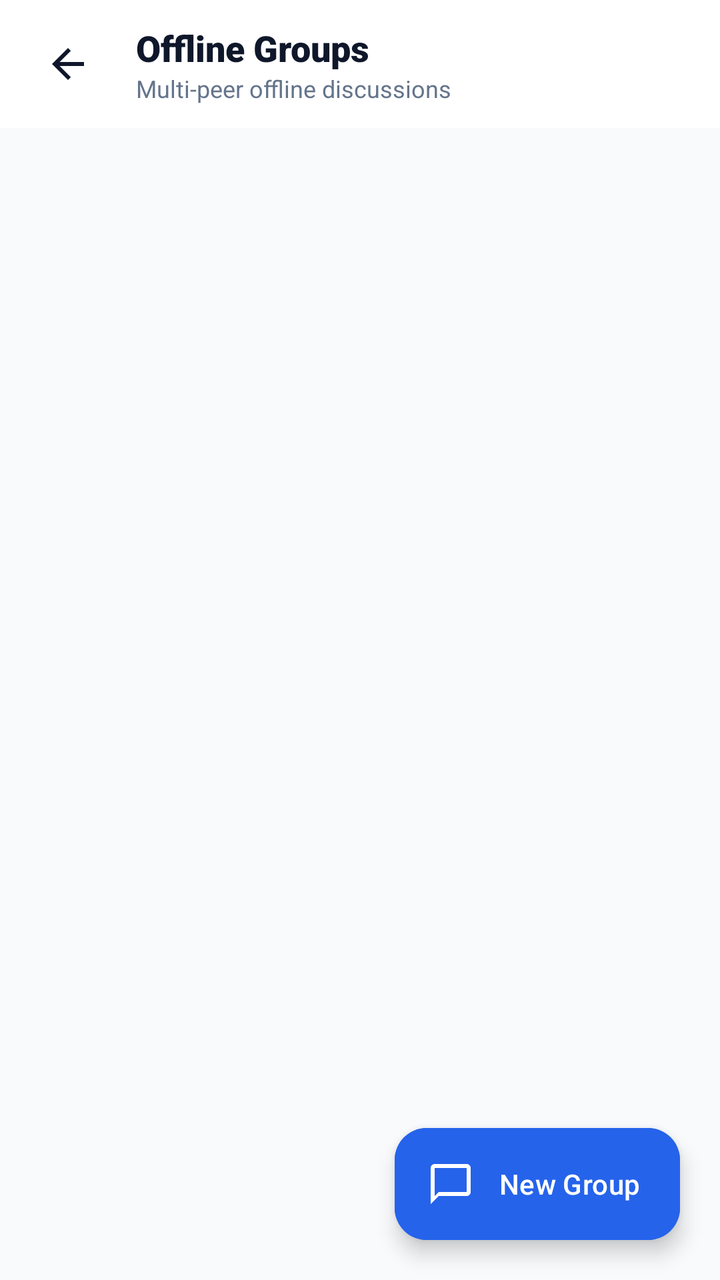
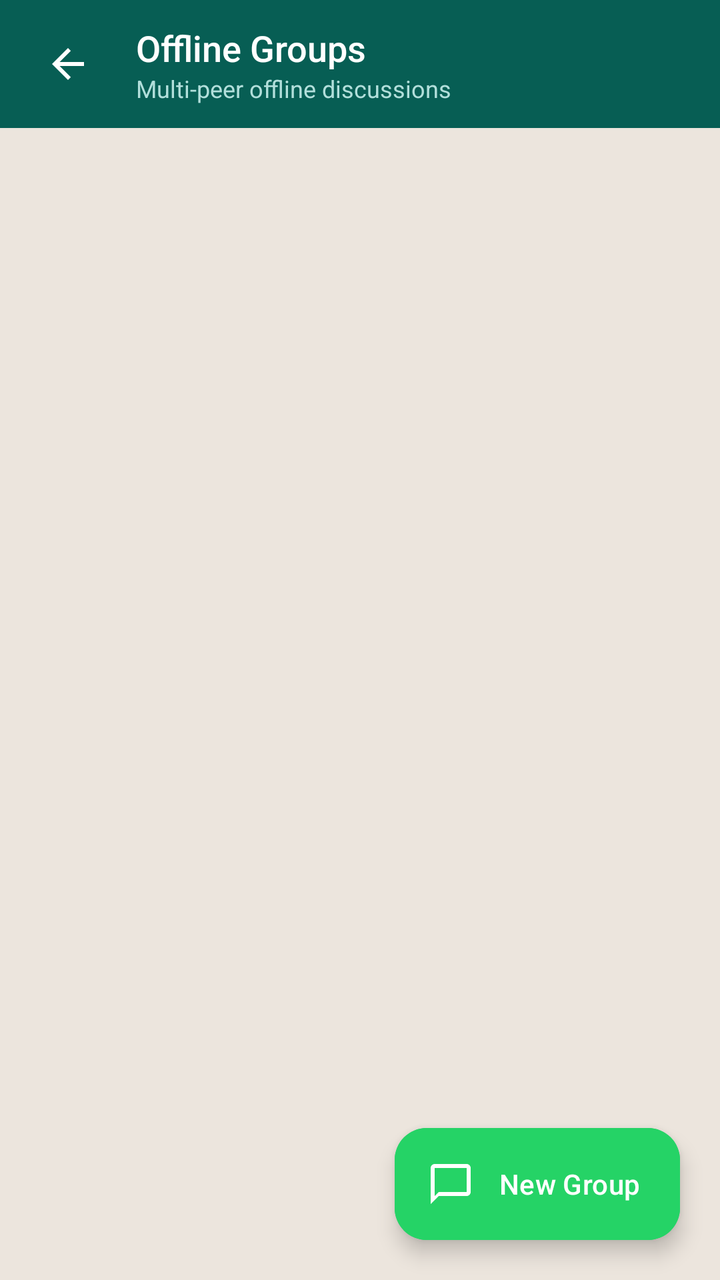

Before-and-after screenshots of an Android layout around one commit, followed by the original layout XML and the change that was made.
<!-- AndroidManifest.xml: application theme Theme.MeshConnect -->
<!-- res/layout/activity_group_list.xml -->
<?xml version="1.0" encoding="utf-8"?>
<androidx.coordinatorlayout.widget.CoordinatorLayout xmlns:android="http://schemas.android.com/apk/res/android"
    xmlns:app="http://schemas.android.com/apk/res-auto"
    xmlns:tools="http://schemas.android.com/tools"
    android:layout_width="match_parent"
    android:layout_height="match_parent"
    android:background="@color/background">

    <com.google.android.material.appbar.AppBarLayout
        android:layout_width="match_parent"
        android:layout_height="wrap_content"
        android:background="@color/surface"
        app:elevation="2dp">

        <LinearLayout
            android:layout_width="match_parent"
            android:layout_height="?attr/actionBarSize"
            android:gravity="center_vertical"
            android:orientation="horizontal"
            android:paddingHorizontal="12dp">

            <ImageButton
                android:id="@+id/btnBack"
                android:layout_width="44dp"
                android:layout_height="44dp"
                android:background="?attr/selectableItemBackgroundBorderless"
                android:contentDescription="Back"
                android:src="@drawable/ic_arrow_back"
                app:tint="@color/text_primary" />

            <LinearLayout
                android:layout_width="wrap_content"
                android:layout_height="wrap_content"
                android:layout_marginStart="12dp"
                android:orientation="vertical">

                <TextView
                    android:layout_width="wrap_content"
                    android:layout_height="wrap_content"
                    android:fontFamily="sans-serif-black"
                    android:text="Offline Groups"
                    android:textColor="@color/text_primary"
                    android:textSize="18sp" />

                <TextView
                    android:layout_width="wrap_content"
                    android:layout_height="wrap_content"
                    android:text="Multi-peer offline discussions"
                    android:textColor="@color/text_secondary"
                    android:textSize="12sp" />
            </LinearLayout>
        </LinearLayout>
    </com.google.android.material.appbar.AppBarLayout>

    <FrameLayout
        android:layout_width="match_parent"
        android:layout_height="match_parent"
        app:layout_behavior="@string/appbar_scrolling_view_behavior">

        
        <androidx.recyclerview.widget.RecyclerView
            android:id="@+id/recyclerViewGroups"
            android:layout_width="match_parent"
            android:layout_height="match_parent"
            android:clipToPadding="false"
            android:paddingVertical="12dp" />

        
        <LinearLayout
            android:id="@+id/layoutEmptyState"
            android:layout_width="wrap_content"
            android:layout_height="wrap_content"
            android:layout_gravity="center"
            android:gravity="center"
            android:orientation="vertical"
            android:padding="32dp"
            android:visibility="gone"
            tools:visibility="visible">

            <ImageView
                android:layout_width="64dp"
                android:layout_height="64dp"
                android:src="@drawable/ic_chat"
                app:tint="@color/primary_light" />

            <TextView
                android:layout_width="wrap_content"
                android:layout_height="wrap_content"
                android:layout_marginTop="16dp"
                android:fontFamily="sans-serif-bold"
                android:text="No Offline Groups"
                android:textColor="@color/text_primary"
                android:textSize="18sp" />

            <TextView
                android:layout_width="wrap_content"
                android:layout_height="wrap_content"
                android:layout_marginTop="8dp"
                android:gravity="center"
                android:lineSpacingExtra="3dp"
                android:text="Create a group to start discussions with multiple nearby team members without internet."
                android:textColor="@color/text_secondary"
                android:textSize="14sp" />
        </LinearLayout>

    </FrameLayout>

    
    <com.google.android.material.floatingactionbutton.ExtendedFloatingActionButton
        android:id="@+id/fabCreateGroup"
        android:layout_width="wrap_content"
        android:layout_height="wrap_content"
        android:layout_gravity="bottom|end"
        android:layout_margin="20dp"
        android:backgroundTint="@color/primary"
        android:text="New Group"
        android:textColor="#FFFFFF"
        app:icon="@drawable/ic_chat"
        app:iconTint="#FFFFFF" />

</androidx.coordinatorlayout.widget.CoordinatorLayout>
<!-- resources referenced by this layout -->
<resources>
  <color name="background">#F8FAFC</color>
  <color name="primary">#2563EB</color>
  <color name="primary_light">#DBEAFE</color>
  <color name="surface">#FFFFFF</color>
  <color name="text_primary">#0F172A</color>
  <color name="text_secondary">#64748B</color>
  <!-- drawable ic_arrow_back (drawable) -->
  <vector xmlns:android="http://schemas.android.com/apk/res/android"
      android:width="24dp"
      android:height="24dp"
      android:viewportWidth="24"
      android:viewportHeight="24"
      android:tint="?attr/colorControlNormal">
      <path
          android:fillColor="@android:color/white"
          android:pathData="M20,11H7.83l5.59,-5.59L12,4l-8,8 8,8 1.41,-1.41L7.83,13H20v-2z" />
  </vector>
  <!-- drawable ic_chat (drawable) -->
  <vector xmlns:android="http://schemas.android.com/apk/res/android"
      android:width="24dp"
      android:height="24dp"
      android:viewportWidth="24"
      android:viewportHeight="24"
      android:tint="?attr/colorControlNormal">
      <path
          android:fillColor="@android:color/white"
          android:pathData="M20,2H4c-1.1,0 -2,0.9 -2,2v18l4,-4h14c1.1,0 2,-0.9 2,-2V4c0,-1.1 -0.9,-2 -2,-2zm0,14H6l-2,2V4h16v12z" />
  </vector>
  <style name="Theme.MeshConnect" parent="Theme.Material3.DayNight.NoActionBar">
          
          <item name="colorPrimary">@color/primary</item>
          <item name="colorPrimaryVariant">@color/primary_variant</item>
          <item name="colorOnPrimary">@color/text_on_primary</item>
          
          
          <item name="colorSecondary">@color/secondary</item>
          <item name="colorSecondaryVariant">@color/secondary_dark</item>
          <item name="colorOnSecondary">@color/text_on_primary</item>
          
          
          <item name="android:statusBarColor">@color/surface</item>
          <item name="android:windowLightStatusBar">true</item>
          
          
          <item name="android:colorBackground">@color/background</item>
      </style>
  <color name="primary_variant">#1D4ED8</color>
  <color name="text_on_primary">#FFFFFF</color>
  <color name="secondary">#0D9488</color>
  <color name="secondary_dark">#0F766E</color>
</resources>

<!-- the commit's change to res/layout/activity_group_list.xml (unified diff, before → after) -->
@@ -9,8 +9,8 @@
     <com.google.android.material.appbar.AppBarLayout
         android:layout_width="match_parent"
         android:layout_height="wrap_content"
-        android:background="@color/surface"
-        app:elevation="2dp">
+        android:background="@color/toolbar_bg"
+        app:elevation="4dp">
 
         <LinearLayout
             android:layout_width="match_parent"
@@ -26,7 +26,7 @@
                 android:background="?attr/selectableItemBackgroundBorderless"
                 android:contentDescription="Back"
                 android:src="@drawable/ic_arrow_back"
-                app:tint="@color/text_primary" />
+                app:tint="@color/toolbar_icon" />
 
             <LinearLayout
                 android:layout_width="wrap_content"
@@ -37,16 +37,16 @@
                 <TextView
                     android:layout_width="wrap_content"
                     android:layout_height="wrap_content"
-                    android:fontFamily="sans-serif-black"
+                    android:fontFamily="sans-serif-medium"
                     android:text="Offline Groups"
-                    android:textColor="@color/text_primary"
+                    android:textColor="@color/toolbar_text"
                     android:textSize="18sp" />
 
                 <TextView
                     android:layout_width="wrap_content"
                     android:layout_height="wrap_content"
                     android:text="Multi-peer offline discussions"
-                    android:textColor="@color/text_secondary"
+                    android:textColor="@color/toolbar_subtitle"
                     android:textSize="12sp" />
             </LinearLayout>
         </LinearLayout>
@@ -117,5 +117,4 @@
         android:textColor="#FFFFFF"
         app:icon="@drawable/ic_chat"
         app:iconTint="#FFFFFF" />
-
 </androidx.coordinatorlayout.widget.CoordinatorLayout>
<!-- resource entries referenced after the edit -->
@@ -1,11 +1,14 @@
 <!-- resources referenced by this layout -->
 <resources>
-  <color name="background">#F8FAFC</color>
-  <color name="primary">#2563EB</color>
-  <color name="primary_light">#DBEAFE</color>
-  <color name="surface">#FFFFFF</color>
-  <color name="text_primary">#0F172A</color>
-  <color name="text_secondary">#64748B</color>
+  <color name="background">#ECE5DD</color>
+  <color name="primary">#25D366</color>
+  <color name="primary_light">#DCF8C6</color>
+  <color name="text_primary">#111B21</color>
+  <color name="text_secondary">#667781</color>
+  <color name="toolbar_bg">#075E54</color>
+  <color name="toolbar_icon">#FFFFFF</color>
+  <color name="toolbar_subtitle">#B2DFDB</color>
+  <color name="toolbar_text">#FFFFFF</color>
   <!-- drawable ic_arrow_back (drawable) -->
   <vector xmlns:android="http://schemas.android.com/apk/res/android"
       android:width="24dp"
@@ -28,27 +31,27 @@
           android:fillColor="@android:color/white"
           android:pathData="M20,2H4c-1.1,0 -2,0.9 -2,2v18l4,-4h14c1.1,0 2,-0.9 2,-2V4c0,-1.1 -0.9,-2 -2,-2zm0,14H6l-2,2V4h16v12z" />
   </vector>
-  <style name="Theme.MeshConnect" parent="Theme.Material3.DayNight.NoActionBar">
+  <style name="Theme.MeshConnect" parent="Theme.Material3.Light.NoActionBar">
           
-          <item name="colorPrimary">@color/primary</item>
-          <item name="colorPrimaryVariant">@color/primary_variant</item>
+          <item name="colorPrimary">@color/primary_dark</item>
+          <item name="colorPrimaryVariant">@color/primary_dark</item>
           <item name="colorOnPrimary">@color/text_on_primary</item>
-          
+  
           
           <item name="colorSecondary">@color/secondary</item>
           <item name="colorSecondaryVariant">@color/secondary_dark</item>
           <item name="colorOnSecondary">@color/text_on_primary</item>
+  
           
-          
-          <item name="android:statusBarColor">@color/surface</item>
-          <item name="android:windowLightStatusBar">true</item>
-          
+          <item name="android:statusBarColor">@color/toolbar_bg</item>
+          <item name="android:windowLightStatusBar">false</item>
+  
           
           <item name="android:colorBackground">@color/background</item>
       </style>
-  <color name="primary_variant">#1D4ED8</color>
+  <color name="primary_dark">#075E54</color>
   <color name="text_on_primary">#FFFFFF</color>
-  <color name="secondary">#0D9488</color>
-  <color name="secondary_dark">#0F766E</color>
+  <color name="secondary">#128C7E</color>
+  <color name="secondary_dark">#075E54</color>
 </resources>
 
